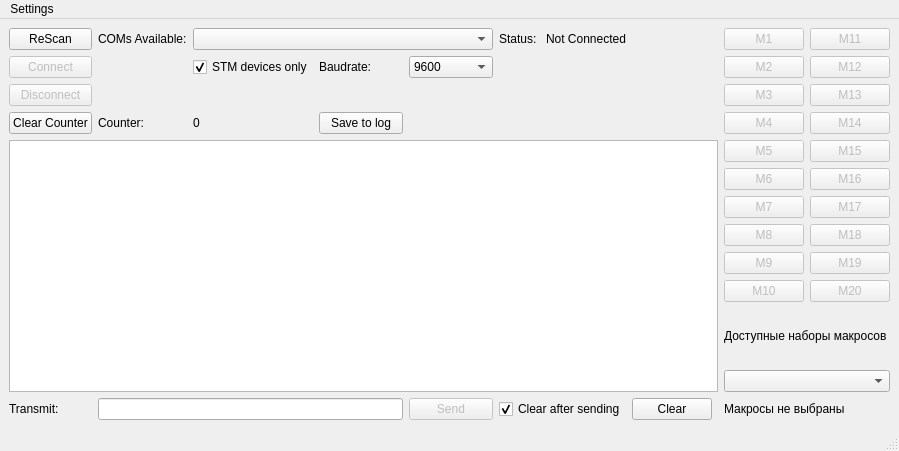
Qt form Terminal.ui (notiel/OstrannaTerminal) before a commit.
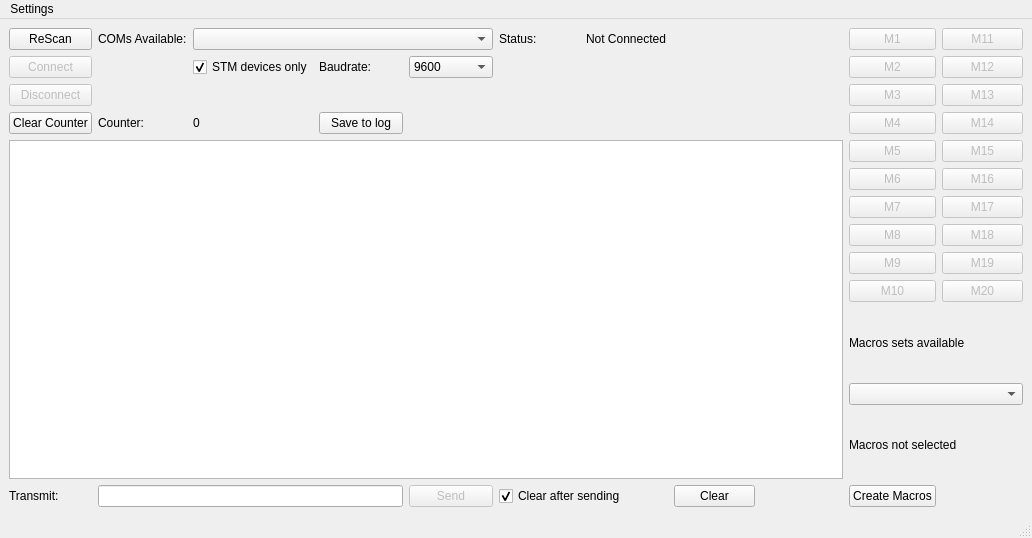
The same form after that commit.

Commit message: macros continue

The edit to the form file:
```diff
--- a/Terminal.ui
+++ b/Terminal.ui
@@ -6,8 +6,8 @@
    <rect>
     <x>0</x>
     <y>0</y>
-    <width>898</width>
-    <height>451</height>
+    <width>1032</width>
+    <height>538</height>
    </rect>
   </property>
   <property name="windowTitle">
@@ -198,7 +198,7 @@
       </property>
      </widget>
     </item>
-    <item row="21" column="0">
+    <item row="22" column="0">
      <widget class="QLabel" name="LblTransmit">
       <property name="text">
        <string>Transmit:</string>
@@ -255,17 +255,6 @@
       </property>
      </widget>
     </item>
-    <item row="13" column="0" rowspan="8" colspan="9">
-     <widget class="QTextBrowser" name="TxtBuffer">
-      <property name="html">
-       <string>&lt;!DOCTYPE HTML PUBLIC &quot;-//W3C//DTD HTML 4.0//EN&quot; &quot;http://www.w3.org/TR/REC-html40/strict.dtd&quot;&gt;
-&lt;html&gt;&lt;head&gt;&lt;meta name=&quot;qrichtext&quot; content=&quot;1&quot; /&gt;&lt;style type=&quot;text/css&quot;&gt;
-p, li { white-space: pre-wrap; }
-&lt;/style&gt;&lt;/head&gt;&lt;body style=&quot; font-family:'MS Shell Dlg 2'; font-size:7.8pt; font-weight:400; font-style:normal;&quot;&gt;
-&lt;p style=&quot;-qt-paragraph-type:empty; margin-top:0px; margin-bottom:0px; margin-left:0px; margin-right:0px; -qt-block-indent:0; text-indent:0px;&quot;&gt;&lt;br /&gt;&lt;/p&gt;&lt;/body&gt;&lt;/html&gt;</string>
-      </property>
-     </widget>
-    </item>
     <item row="16" column="10">
      <widget class="QPushButton" name="BtnMacros18">
       <property name="enabled">
@@ -339,7 +328,7 @@
       </property>
      </widget>
     </item>
-    <item row="21" column="4">
+    <item row="22" column="4">
      <widget class="QPushButton" name="BtnSend">
       <property name="enabled">
        <bool>false</bool>
@@ -359,13 +348,6 @@
       </property>
      </widget>
     </item>
-    <item row="21" column="9" colspan="2">
-     <widget class="QLabel" name="LblMacros">
-      <property name="text">
-       <string>Макросы не выбраны</string>
-      </property>
-     </widget>
-    </item>
     <item row="18" column="10">
      <widget class="QPushButton" name="BtnMacros20">
       <property name="enabled">
@@ -376,17 +358,17 @@
       </property>
      </widget>
     </item>
-    <item row="21" column="1" colspan="3">
+    <item row="22" column="1" colspan="3">
      <widget class="QLineEdit" name="TxtTransmit"/>
     </item>
-    <item row="21" column="7">
+    <item row="22" column="7">
      <widget class="QPushButton" name="BtnClear">
       <property name="text">
        <string>Clear</string>
       </property>
      </widget>
     </item>
-    <item row="21" column="5" colspan="2">
+    <item row="22" column="5" colspan="2">
      <widget class="QCheckBox" name="CBClear">
       <property name="text">
        <string>Clear after sending</string>
@@ -409,7 +391,32 @@
     <item row="19" column="9" colspan="2">
      <widget class="QLabel" name="LblMacrosAvailable">
       <property name="text">
-       <string>Доступные наборы макросов</string>
+       <string>Macros sets available</string>
+      </property>
+     </widget>
+    </item>
+    <item row="22" column="9">
+     <widget class="QPushButton" name="pushButton">
+      <property name="text">
+       <string>Create Macros</string>
+      </property>
+     </widget>
+    </item>
+    <item row="13" column="0" rowspan="9" colspan="9">
+     <widget class="QTextBrowser" name="TxtBuffer">
+      <property name="html">
+       <string>&lt;!DOCTYPE HTML PUBLIC &quot;-//W3C//DTD HTML 4.0//EN&quot; &quot;http://www.w3.org/TR/REC-html40/strict.dtd&quot;&gt;
+&lt;html&gt;&lt;head&gt;&lt;meta name=&quot;qrichtext&quot; content=&quot;1&quot; /&gt;&lt;style type=&quot;text/css&quot;&gt;
+p, li { white-space: pre-wrap; }
+&lt;/style&gt;&lt;/head&gt;&lt;body style=&quot; font-family:'MS Shell Dlg 2'; font-size:7.8pt; font-weight:400; font-style:normal;&quot;&gt;
+&lt;p style=&quot;-qt-paragraph-type:empty; margin-top:0px; margin-bottom:0px; margin-left:0px; margin-right:0px; -qt-block-indent:0; text-indent:0px;&quot;&gt;&lt;br /&gt;&lt;/p&gt;&lt;/body&gt;&lt;/html&gt;</string>
+      </property>
+     </widget>
+    </item>
+    <item row="21" column="9" colspan="2">
+     <widget class="QLabel" name="label">
+      <property name="text">
+       <string>Macros not selected</string>
       </property>
      </widget>
     </item>
@@ -420,7 +427,7 @@
     <rect>
      <x>0</x>
      <y>0</y>
-     <width>898</width>
+     <width>1032</width>
      <height>26</height>
     </rect>
    </property>
```
The commit also changes 6 other files.
